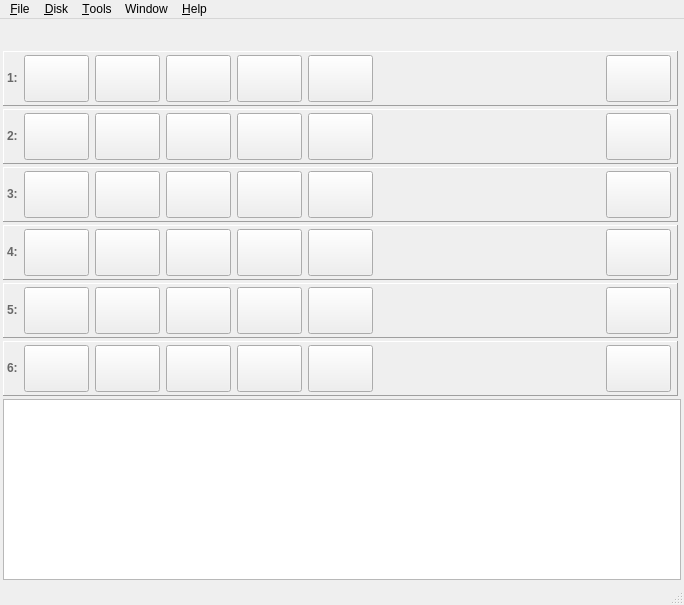
Before: the Qt Designer form mainwindow.ui in greblus/aspeqt, drawn with Qt 5.
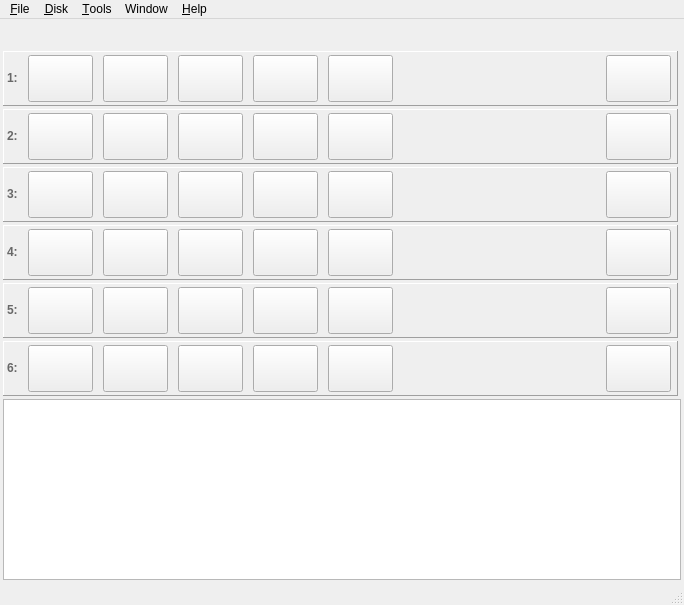
After: the same form once the commit is applied. Icons and pictures are not drawn.

Commit message: More spacing between widgets.

Patch:
```diff
--- a/mainwindow.ui
+++ b/mainwindow.ui
@@ -92,7 +92,7 @@
       </property>
       <layout class="QHBoxLayout" name="horizontalLayout_5">
        <property name="spacing">
-        <number>6</number>
+        <number>10</number>
        </property>
        <property name="leftMargin">
         <number>3</number>
@@ -659,7 +659,7 @@
       </property>
       <layout class="QHBoxLayout" name="horizontalLayout_6">
        <property name="spacing">
-        <number>6</number>
+        <number>10</number>
        </property>
        <property name="leftMargin">
         <number>3</number>
@@ -1180,7 +1180,7 @@
       </property>
       <layout class="QHBoxLayout" name="horizontalLayout_4">
        <property name="spacing">
-        <number>6</number>
+        <number>10</number>
        </property>
        <property name="leftMargin">
         <number>3</number>
@@ -1736,7 +1736,7 @@
       </property>
       <layout class="QHBoxLayout" name="horizontalLayout_2">
        <property name="spacing">
-        <number>6</number>
+        <number>10</number>
        </property>
        <property name="leftMargin">
         <number>3</number>
@@ -2269,7 +2269,7 @@
       </property>
       <layout class="QHBoxLayout" name="horizontalLayout_3">
        <property name="spacing">
-        <number>6</number>
+        <number>10</number>
        </property>
        <property name="leftMargin">
         <number>3</number>
@@ -2796,7 +2796,7 @@
       </property>
       <layout class="QHBoxLayout" name="horizontalLayout">
        <property name="spacing">
-        <number>6</number>
+        <number>10</number>
        </property>
        <property name="leftMargin">
         <number>3</number>
```
The commit also changes 2 other files.
